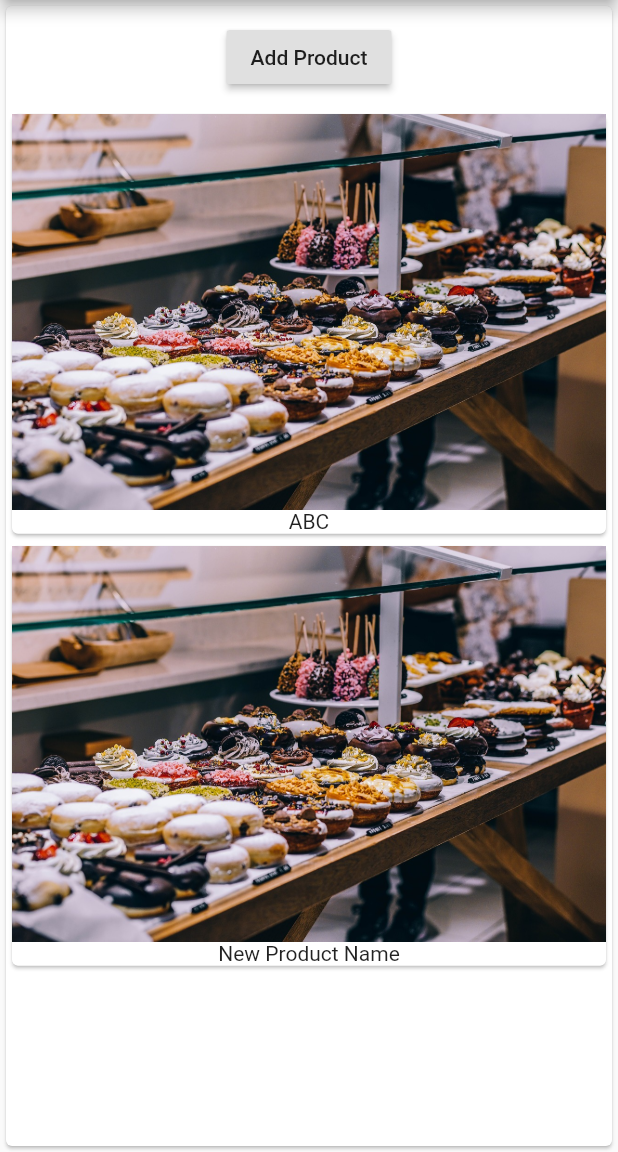
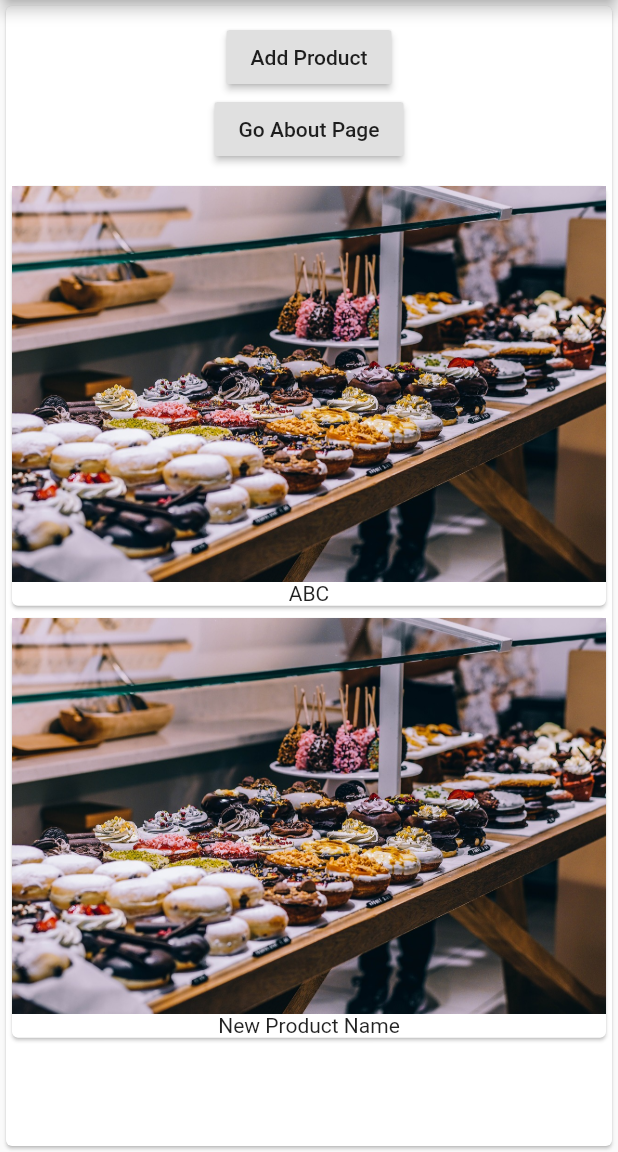
Before and after one commit to khflutter/converter, a Flutter app: the screen it shows after launch, after a tap on "Add Product", on a phone screen of 412 x 824 dp, the part 84-1236 px from its top. Run offline on Flutter 3.47's test engine with Material 2 defaults, Android fonts, the phone set to English and light mode, and no system bars.

```diff
--- a/lib/product_manager.dart
+++ b/lib/product_manager.dart
@@ -1,6 +1,7 @@
 import 'package:flutter/material.dart';
 
 import './products.dart';
+import './pages/about.dart';
 
 class ProductManager extends StatefulWidget {
   @override
@@ -21,7 +22,9 @@ class _ProductManagerState extends State<ProductManager> {
         children: <Widget>[
           Container(
               margin: EdgeInsets.all(10.0),
-            child: RaisedButton(
+              child: Column(
+                children: <Widget>[
+                  RaisedButton(
                     onPressed: () {
                       setState(() {
                         _products.add("New Product Name");
@@ -30,8 +33,20 @@ class _ProductManagerState extends State<ProductManager> {
                     },
                     child: Text("Add Product"),
                   ),
-          ),
-          Product(_products)
+                  RaisedButton(
+                    onPressed: () {
+                      Navigator.push(
+                        context,
+                        MaterialPageRoute(builder: (context) => AboutPage())
+                      );
+                    },
+                    child: Text("Go About Page"),
+                  )
+                ],
+              )),
+          Expanded(
+            child: Product(_products),
+          )
         ],
       ),
     );
--- a/lib/products.dart
+++ b/lib/products.dart
@@ -9,7 +9,7 @@ class Product extends StatelessWidget {
   @override
   Widget build(BuildContext context) {
     // TODO: implement build
-    return Column(
+    return ListView(
       children: products
           .map((ele) => Card(
                 child: Column(
```
Also changed, not shown: lib/pages/about.dart (added, +33 -0 lines), lib/pages/contact.dart (added). Lines whose indentation alone changed are shown as unchanged.
